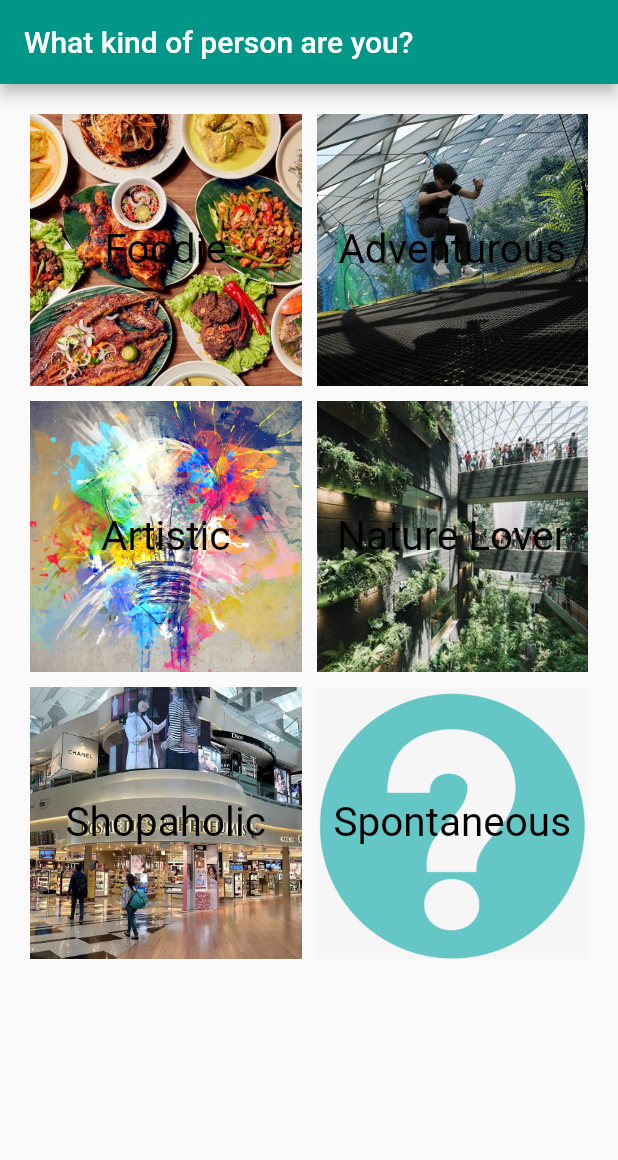
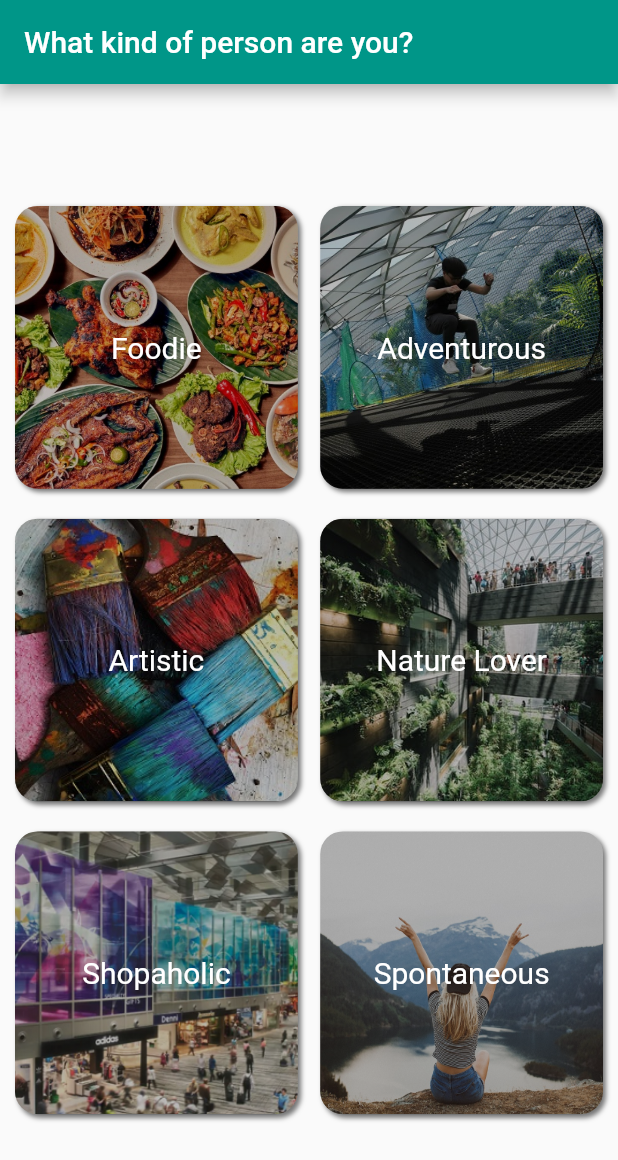
Before and after one commit to Telentovj/KrisWonderer, a Flutter app: the screen it shows after launch, on a phone screen of 412 x 824 dp. Shown: the top 1160 px of the screen. Run offline on Flutter 3.47's test engine with Material 2 defaults, Android fonts, the phone set to English and light mode, and no system bars; our stand-ins replace cloud_firestore, google_maps_flutter, numberpicker; accounts and stored records are empty.

Commit message:
Modify personality UI

```diff
--- a/lib/PersonalityPage.dart
+++ b/lib/PersonalityPage.dart
@@ -16,15 +16,16 @@ class _PersonalityPageState extends State<PersonalityPage> {
        title: Text('What kind of person are you?'),
       ),
       body: Column(
+        mainAxisAlignment: MainAxisAlignment.center,
         children: <Widget>[
           Container(
             child: GridView.count(
               scrollDirection: Axis.vertical,
               shrinkWrap: true,
               primary: false,
-              padding: const EdgeInsets.all(20),
-              crossAxisSpacing: 10,
-              mainAxisSpacing: 10,
+              padding: EdgeInsets.all(10),
+              crossAxisSpacing: 15,
+              mainAxisSpacing: 20,
               crossAxisCount: 2,
               children: <Widget>[
                 _buildPersonality(title: "Foodie", personality: Personality.FOODIE),
@@ -43,32 +44,58 @@ class _PersonalityPageState extends State<PersonalityPage> {
 
   Widget _buildPersonality({String title, String image, Personality personality}) {
     return GestureDetector(
-      child: Container(
-        padding: EdgeInsets.all(10),
-        child: Center(
-          child: Text(
-            title,
-            style: TextStyle(
-                color: Colors.black,
-                fontSize: 27),
-          )
-        ),
-        decoration: BoxDecoration(
-          image: DecorationImage(
-            image: AssetImage("assets/Logo/${title.toLowerCase()}.jpg"),
-            fit: BoxFit.cover,
-          ),
-          shape: BoxShape.rectangle,
-        ),
-      ),
       onTap: () {
         Navigator.push(
-          context,
-          MaterialPageRoute(
-            builder: (context) => DelayInput(personality: personality),
-          )
+            context,
+            MaterialPageRoute(
+              builder: (context) => DelayInput(personality: personality),
+            )
         );
       },
+      child: Stack(
+        children: <Widget>[
+          Container(
+            padding: EdgeInsets.all(10),
+            decoration: BoxDecoration(
+              borderRadius: BorderRadius.circular(15),
+              boxShadow: [
+                BoxShadow(
+                  color: Colors.grey[600],
+                  blurRadius: 2.0,
+                  spreadRadius: 0.0,
+                  offset: Offset(2.0, 2.0), // shadow direction: bottom right
+                )
+              ],
+              image: DecorationImage(
+                image: AssetImage("assets/Logo/${title.toLowerCase()}.jpg"),
+                fit: BoxFit.cover,
+              ),
+            ),
+          ),
+          Container(
+            decoration: BoxDecoration(
+              color: Colors.white,
+              borderRadius: BorderRadius.circular(15),
+              gradient: LinearGradient(
+                colors: [
+                  Color.fromARGB(70, 0, 0, 0),
+                  Color.fromARGB(70, 0, 0, 0)
+                ],
+                begin: Alignment.bottomCenter,
+                end: Alignment.topCenter,
+              )
+            ),
+          ),
+          Center(
+            child: Text(
+              title,
+              style: TextStyle(
+                  color: Colors.white,
+                  fontSize: 20),
+            ),
+          ),
+        ],
+      ),
     );
   }
 }
```
Also changed, not shown: assets/Logo/artistic.jpg, assets/Logo/shopaholic.jpg, assets/Logo/spontaneous.jpg.
